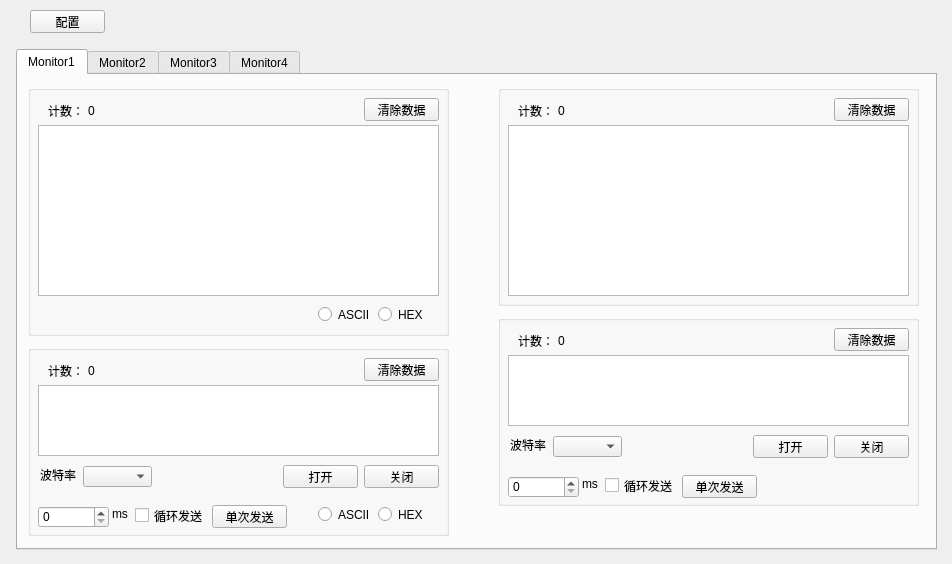
This is mainwindow.ui in Mapleaph/comtest as Qt 5 draws it before an edit. The edited form follows.
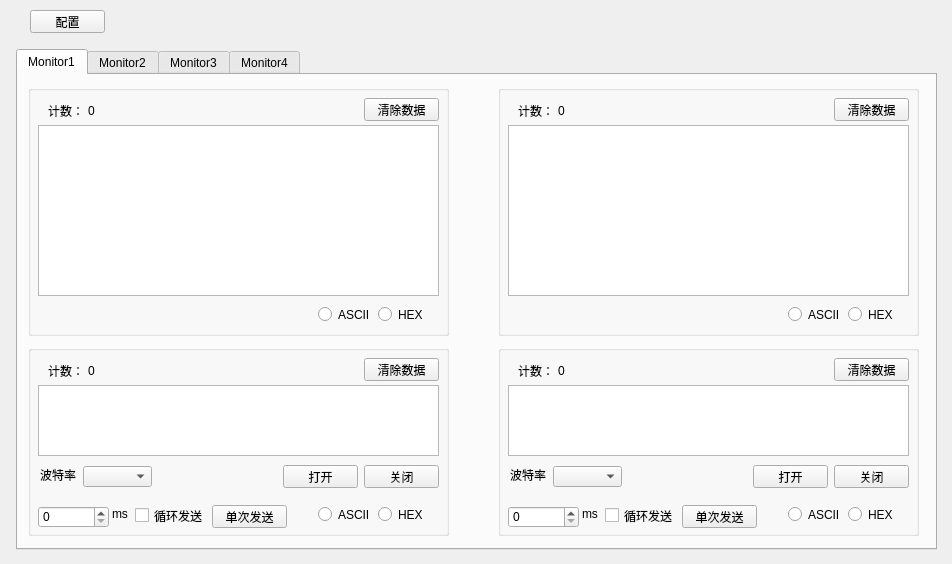
This is the edited form.

Commit message: remove myworker2 class

What changed in the file:
```diff
--- a/mainwindow.ui
+++ b/mainwindow.ui
@@ -356,7 +356,7 @@
         <x>480</x>
         <y>10</y>
         <width>421</width>
-        <height>221</height>
+        <height>251</height>
        </rect>
       </property>
       <property name="title">
@@ -417,12 +417,44 @@
         <string>0</string>
        </property>
       </widget>
+      <widget class="QRadioButton" name="radio_ascii_21">
+       <property name="geometry">
+        <rect>
+         <x>290</x>
+         <y>220</y>
+         <width>51</width>
+         <height>19</height>
+        </rect>
+       </property>
+       <property name="text">
+        <string>ASCII</string>
+       </property>
+       <attribute name="buttonGroup">
+        <string notr="true">buttonGroup_3</string>
+       </attribute>
+      </widget>
+      <widget class="QRadioButton" name="radio_hex_21">
+       <property name="geometry">
+        <rect>
+         <x>350</x>
+         <y>220</y>
+         <width>51</width>
+         <height>19</height>
+        </rect>
+       </property>
+       <property name="text">
+        <string>HEX</string>
+       </property>
+       <attribute name="buttonGroup">
+        <string notr="true">buttonGroup_3</string>
+       </attribute>
+      </widget>
      </widget>
      <widget class="QGroupBox" name="groupBox_22">
       <property name="geometry">
        <rect>
         <x>480</x>
-        <y>240</y>
+        <y>270</y>
         <width>421</width>
         <height>191</height>
        </rect>
@@ -580,6 +612,38 @@
         <string>0</string>
        </property>
       </widget>
+      <widget class="QRadioButton" name="radio_hex_22">
+       <property name="geometry">
+        <rect>
+         <x>350</x>
+         <y>160</y>
+         <width>51</width>
+         <height>19</height>
+        </rect>
+       </property>
+       <property name="text">
+        <string>HEX</string>
+       </property>
+       <attribute name="buttonGroup">
+        <string notr="true">buttonGroup_4</string>
+       </attribute>
+      </widget>
+      <widget class="QRadioButton" name="radio_ascii_22">
+       <property name="geometry">
+        <rect>
+         <x>290</x>
+         <y>160</y>
+         <width>51</width>
+         <height>19</height>
+        </rect>
+       </property>
+       <property name="text">
+        <string>ASCII</string>
+       </property>
+       <attribute name="buttonGroup">
+        <string notr="true">buttonGroup_4</string>
+       </attribute>
+      </widget>
      </widget>
     </widget>
     <widget class="QWidget" name="tab_2">
```
Left out of the diff: 2 changed lines with no effect on the pictures. The commit also changes 6 other files.
